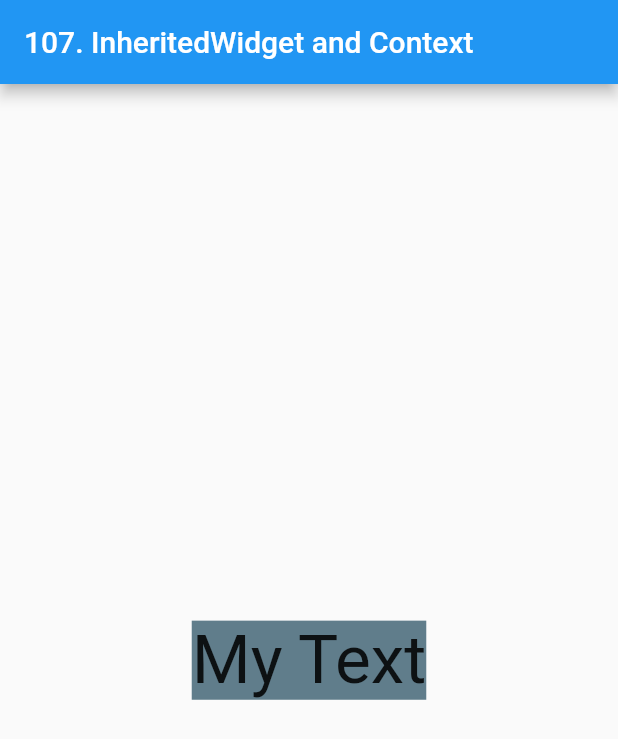
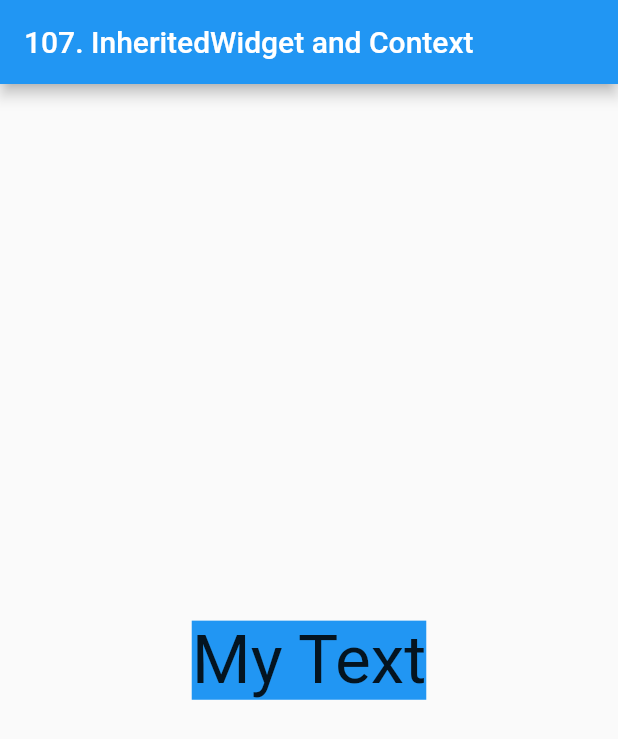
Before and after one commit to Devsaci/inheritedwidget_context, a Flutter app: the screen it shows after launch, on a phone screen of 412 x 824 dp. Shown: the top 739 px of the screen. Run offline on Flutter 3.47's test engine with Material 2 defaults, Android fonts, the phone set to English and light mode, and no system bars.

Commit message:
Theme.of

```diff
--- a/lib/main.dart
+++ b/lib/main.dart
@@ -6,9 +6,10 @@ void main() {
 
 class MyApp extends StatelessWidget {
   const MyApp({Key? key}) : super(key: key);
+
   @override
   Widget build(BuildContext context) {
-    return  const MaterialApp(
+    return const MaterialApp(
       home: MyHomePage(),
       debugShowCheckedModeBanner: false,
     );
@@ -17,6 +18,7 @@ class MyApp extends StatelessWidget {
 
 class MyHomePage extends StatefulWidget {
   const MyHomePage({Key? key}) : super(key: key);
+
   @override
   State<MyHomePage> createState() => _MyHomePageState();
 }
@@ -26,10 +28,14 @@ class _MyHomePageState extends State<MyHomePage> {
   Widget build(BuildContext context) {
     return Scaffold(
       appBar: AppBar(
-          title: Text("107. InheritedWidget and Context"),
+        title: Text("107. InheritedWidget and Context"),
       ),
-      body: const Center(
-        child: Text("My Text", style: TextStyle(fontSize: 45,backgroundColor: Colors.blueGrey),),
+      body: Center(
+        child: Text(
+          "My Text",
+          style: TextStyle(
+              fontSize: 45, backgroundColor: Theme.of(context).primaryColor),
+        ),
       ),
     );
   }
```
